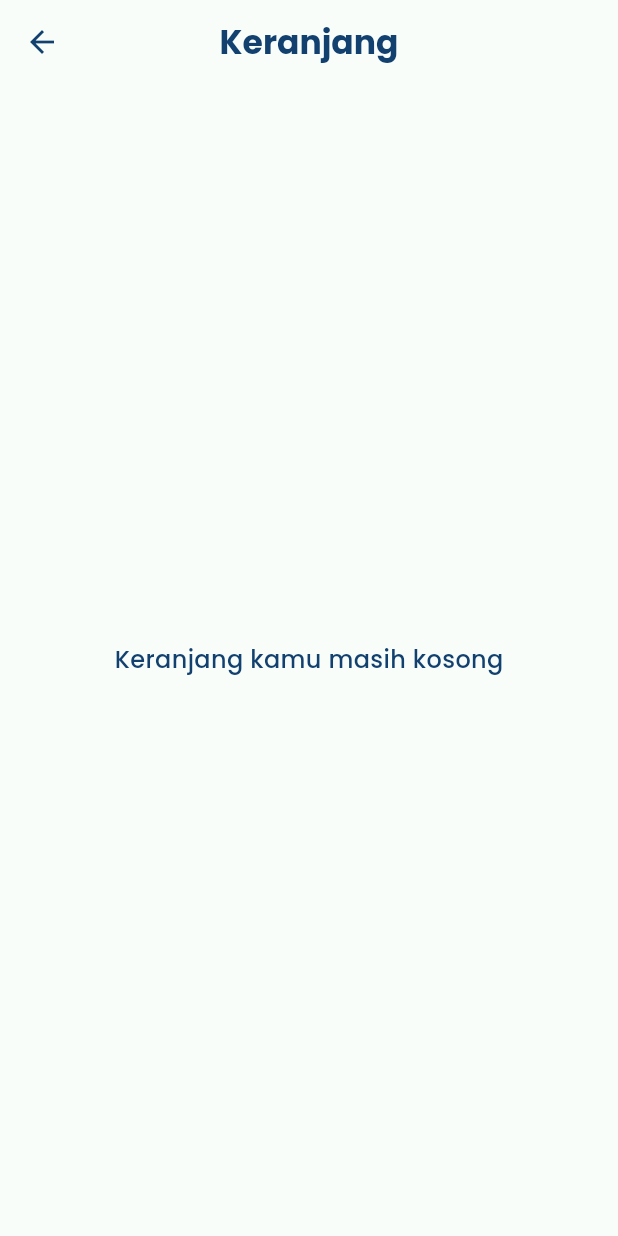
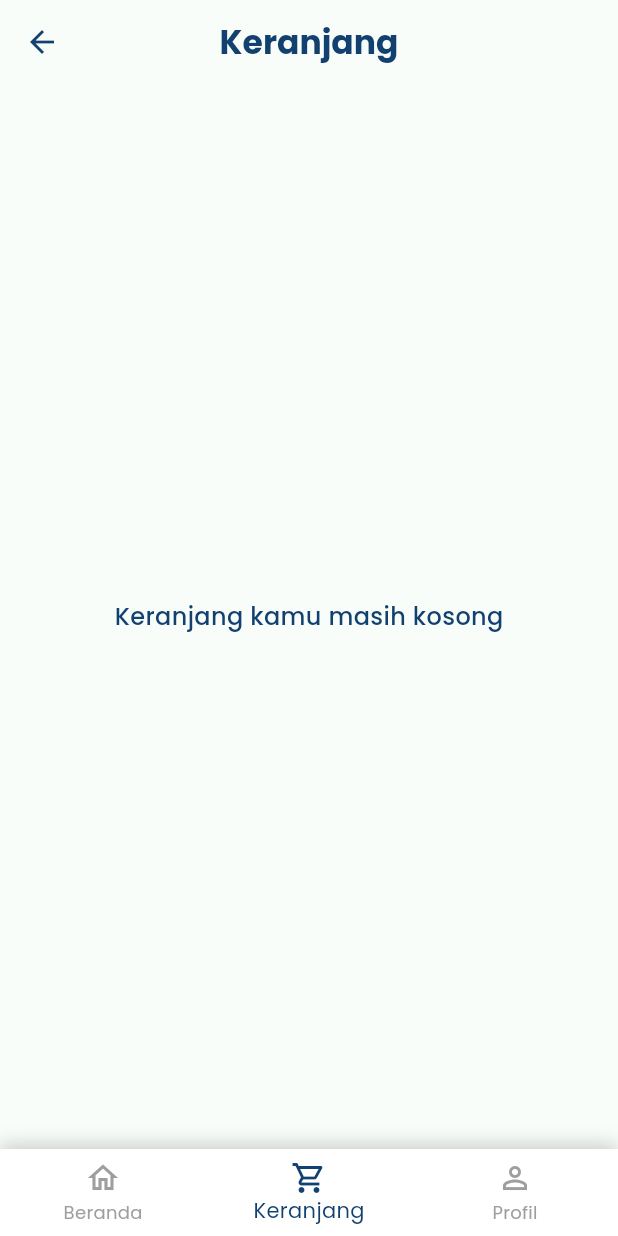
Before and after one commit to Rafael-Sinaga/ravello, a Flutter app: the CartPage screen opened by its route, on a phone screen of 412 x 824 dp. Run offline on Flutter 3.47's test engine with Material 3 defaults, Android fonts, the phone set to English and light mode, and no system bars.

```diff
--- a/lib/main.dart
+++ b/lib/main.dart
@@ -8,6 +8,7 @@ import 'package:ravello/pages/home_page.dart';
 import 'package:ravello/pages/cart_page.dart';
 import 'package:ravello/pages/onboarding.dart';
 import 'package:ravello/pages/checkout_page.dart';
+import 'package:ravello/pages/profile_page.dart'; // ✅ tambahkan import profile_page
 import 'package:ravello/providers/cart_provider.dart';
 
 void main() {
@@ -43,6 +44,7 @@ class RavelloApp extends StatelessWidget {
         '/home': (context) => const HomePage(),
         '/cart': (context) => const CartPage(),
         '/checkout': (context) => const CheckoutPage(),
+        '/profile': (context) => const ProfilePage(), // ✅ route baru ditambahkan
         // '/payment': (context) => const PaymentPage(), // <- dihapus
       },
     );
--- a/lib/pages/cart_page.dart
+++ b/lib/pages/cart_page.dart
@@ -2,6 +2,7 @@ import 'package:flutter/material.dart';
 import 'package:provider/provider.dart';
 import '../providers/cart_provider.dart';
 import 'checkout_page.dart'; // 🔹 Tambahkan import ke halaman checkout
+import '../widgets/navbar.dart'; // 🔹 tambahkan import navbar
 
 class CartPage extends StatelessWidget {
   const CartPage({super.key});
@@ -187,6 +188,7 @@ class CartPage extends StatelessWidget {
             ),
         ],
       ),
+      bottomNavigationBar: const Navbar(currentIndex: 1), // 🔹 tambahkan navbar
     );
   }
 }
--- a/lib/pages/home_page.dart
+++ b/lib/pages/home_page.dart
@@ -86,7 +86,7 @@ class _HomePageState extends State<HomePage> {
 
     return Scaffold(
       backgroundColor: Colors.grey.shade100,
-      bottomNavigationBar: const Navbar(),
+      bottomNavigationBar: const Navbar(currentIndex: 0),
       body: SafeArea(
         child: SingleChildScrollView(
           child: Padding(
--- a/lib/widgets/navbar.dart
+++ b/lib/widgets/navbar.dart
@@ -1,37 +1,56 @@
-// navbar.dart
+// lib/widgets/navbar.dart
 import 'package:flutter/material.dart';
 
 class Navbar extends StatefulWidget {
-  const Navbar({super.key});
+  final int currentIndex; // parameter baru agar bisa sinkron antar halaman
+
+  const Navbar({
+    super.key,
+    required this.currentIndex,
+  });
 
   @override
   State<Navbar> createState() => _NavbarState();
 }
 
 class _NavbarState extends State<Navbar> {
-  int _selectedIndex = 0;
+  late int _selectedIndex;
+
+  @override
+  void initState() {
+    super.initState();
+    _selectedIndex = widget.currentIndex; // set index aktif dari luar
+  }
 
   void _onItemTapped(int index) {
+    if (index == _selectedIndex) return; // hindari reload halaman yang sama
     setState(() => _selectedIndex = index);
 
-    if (index == 1) {
-      // index 1 = ikon keranjang
-      Navigator.pushNamed(context, '/cart');
+    // Navigasi antar halaman
+    switch (index) {
+      case 0: // Beranda
+        Navigator.pushReplacementNamed(context, '/home');
+        break;
+      case 1: // Keranjang
+        Navigator.pushReplacementNamed(context, '/cart');
+        break;
+      case 2: // Profil
+        Navigator.pushReplacementNamed(context, '/profile');
+        break;
     }
-    // index 0 = beranda, tidak melakukan navigasi
   }
 
   @override
   Widget build(BuildContext context) {
     return Container(
       decoration: BoxDecoration(
-        color: Colors.white, // warna navbar putih
+        color: Colors.white, // sesuai desain Figma
         boxShadow: [
           BoxShadow(
-            color: const Color(0xFF000000).withOpacity(0.20), // #000000 @ 20%
-            offset: const Offset(0, -3), // X=0, Y=-3 (shadow di atas)
-            blurRadius: 10, // Blur = 10
-            spreadRadius: 0, // Spread = 0
+            color: const Color(0xFF000000).withOpacity(0.20),
+            offset: const Offset(0, -3),
+            blurRadius: 10,
+            spreadRadius: 0,
           ),
         ],
       ),
@@ -39,7 +58,7 @@ class _NavbarState extends State<Navbar> {
         top: false,
         child: BottomNavigationBar(
           backgroundColor: Colors.white,
-          elevation: 0, // gunakan shadow custom, bukan shadow default
+          elevation: 0, // karena shadow custom udah ada
           currentIndex: _selectedIndex,
           onTap: _onItemTapped,
           selectedItemColor: const Color(0xFF124170),
@@ -55,6 +74,10 @@ class _NavbarState extends State<Navbar> {
               icon: Icon(Icons.shopping_cart_outlined),
               label: 'Keranjang',
             ),
+            BottomNavigationBarItem(
+              icon: Icon(Icons.person_outline),
+              label: 'Profil',
+            ),
           ],
         ),
       ),
```
Also changed, not shown: lib/pages/profile_page.dart (added, +134 -0 lines).
